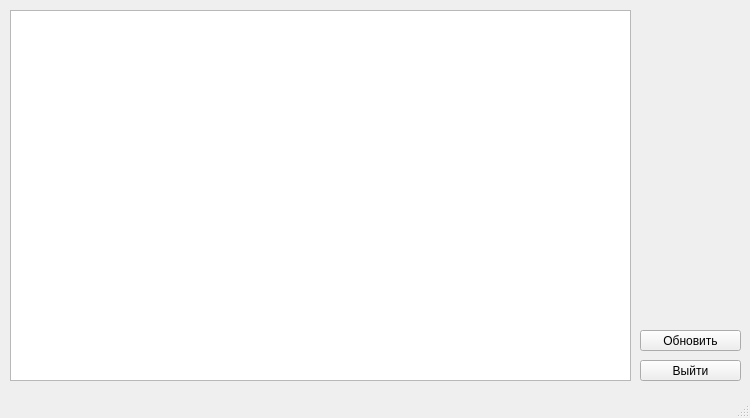
Before: the Qt Designer form main.ui in igorigotos16/MiniProject, drawn with Qt 5.
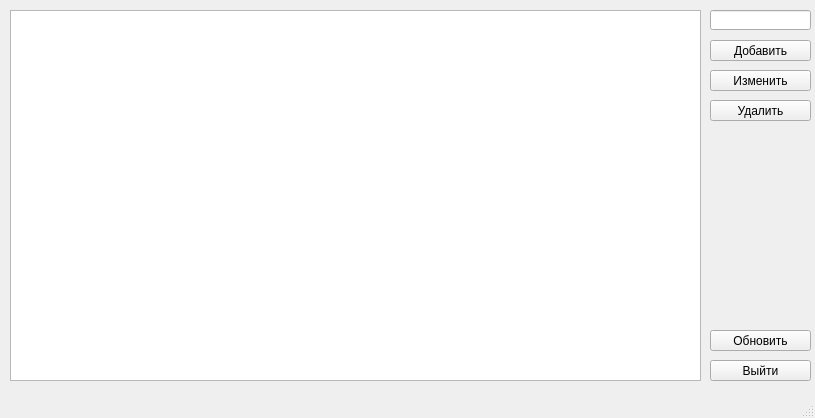
After: the same form once the commit is applied.

Patch:
```diff
--- a/main.ui
+++ b/main.ui
@@ -6,7 +6,7 @@
    <rect>
     <x>0</x>
     <y>0</y>
-    <width>750</width>
+    <width>815</width>
     <height>418</height>
    </rect>
   </property>
@@ -17,7 +17,7 @@
    <widget class="QPushButton" name="btn_update">
     <property name="geometry">
      <rect>
-      <x>640</x>
+      <x>710</x>
       <y>330</y>
       <width>101</width>
       <height>21</height>
@@ -30,7 +30,7 @@
    <widget class="QPushButton" name="btn_exit">
     <property name="geometry">
      <rect>
-      <x>640</x>
+      <x>710</x>
       <y>360</y>
       <width>101</width>
       <height>21</height>
@@ -45,11 +45,60 @@
      <rect>
       <x>10</x>
       <y>10</y>
-      <width>621</width>
+      <width>691</width>
       <height>371</height>
      </rect>
     </property>
    </widget>
+   <widget class="QPushButton" name="btn_add">
+    <property name="geometry">
+     <rect>
+      <x>710</x>
+      <y>40</y>
+      <width>101</width>
+      <height>21</height>
+     </rect>
+    </property>
+    <property name="text">
+     <string>Добавить</string>
+    </property>
+   </widget>
+   <widget class="QPushButton" name="btn_change">
+    <property name="geometry">
+     <rect>
+      <x>710</x>
+      <y>70</y>
+      <width>101</width>
+      <height>21</height>
+     </rect>
+    </property>
+    <property name="text">
+     <string>Изменить</string>
+    </property>
+   </widget>
+   <widget class="QPushButton" name="btn_delete">
+    <property name="geometry">
+     <rect>
+      <x>710</x>
+      <y>100</y>
+      <width>101</width>
+      <height>21</height>
+     </rect>
+    </property>
+    <property name="text">
+     <string>Удалить</string>
+    </property>
+   </widget>
+   <widget class="QLineEdit" name="line_id">
+    <property name="geometry">
+     <rect>
+      <x>710</x>
+      <y>10</y>
+      <width>101</width>
+      <height>20</height>
+     </rect>
+    </property>
+   </widget>
   </widget>
   <widget class="QMenuBar" name="menubar">
    <property name="geometry">
```
Left out of the diff: 2 changed lines with no effect on the pictures.
